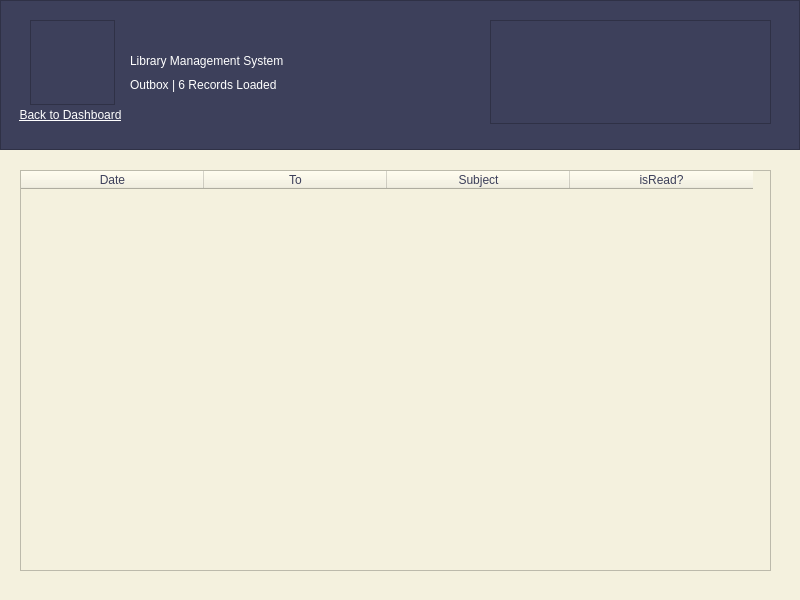
Above: outbox.ui from kianmajl/Library before the change. Below: the same form after it.
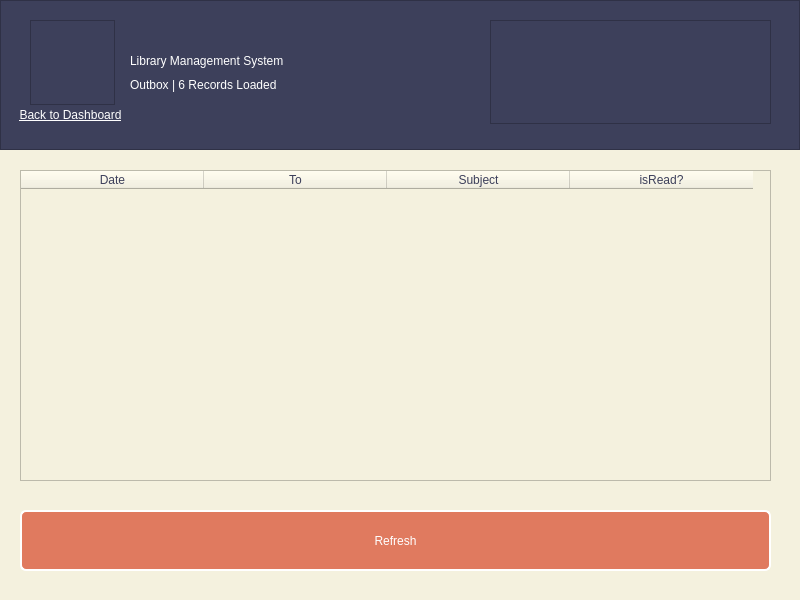
That is the form after the change. Icons and pictures are not drawn.

```diff
--- a/outbox.ui
+++ b/outbox.ui
@@ -147,12 +147,15 @@
      <x>20</x>
      <y>170</y>
      <width>751</width>
-     <height>401</height>
+     <height>311</height>
     </rect>
    </property>
    <property name="selectionBehavior">
     <enum>QAbstractItemView::SelectRows</enum>
    </property>
+   <property name="sortingEnabled">
+    <bool>true</bool>
+   </property>
    <attribute name="horizontalHeaderDefaultSectionSize">
     <number>183</number>
    </attribute>
@@ -177,6 +180,19 @@
     </property>
    </column>
   </widget>
+  <widget class="QPushButton" name="pushButton">
+   <property name="geometry">
+    <rect>
+     <x>20</x>
+     <y>510</y>
+     <width>751</width>
+     <height>61</height>
+    </rect>
+   </property>
+   <property name="text">
+    <string>Refresh</string>
+   </property>
+  </widget>
  </widget>
  <resources/>
  <connections/>
```
Left out of the diff: 10 changed lines with no effect on the pictures.
